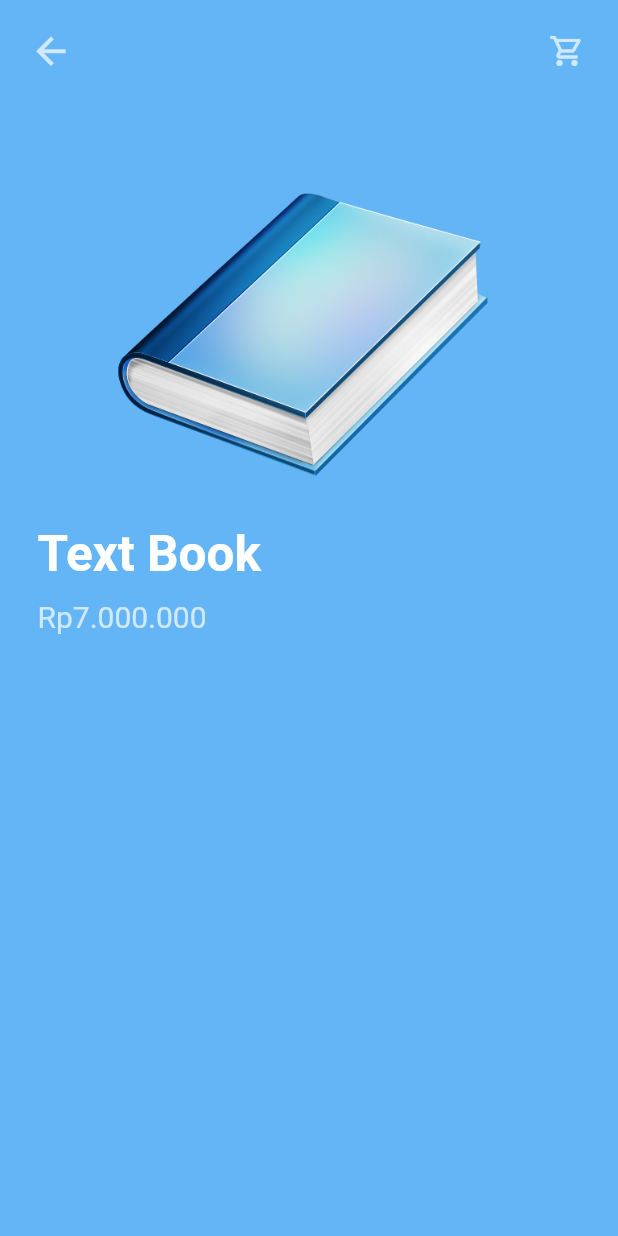
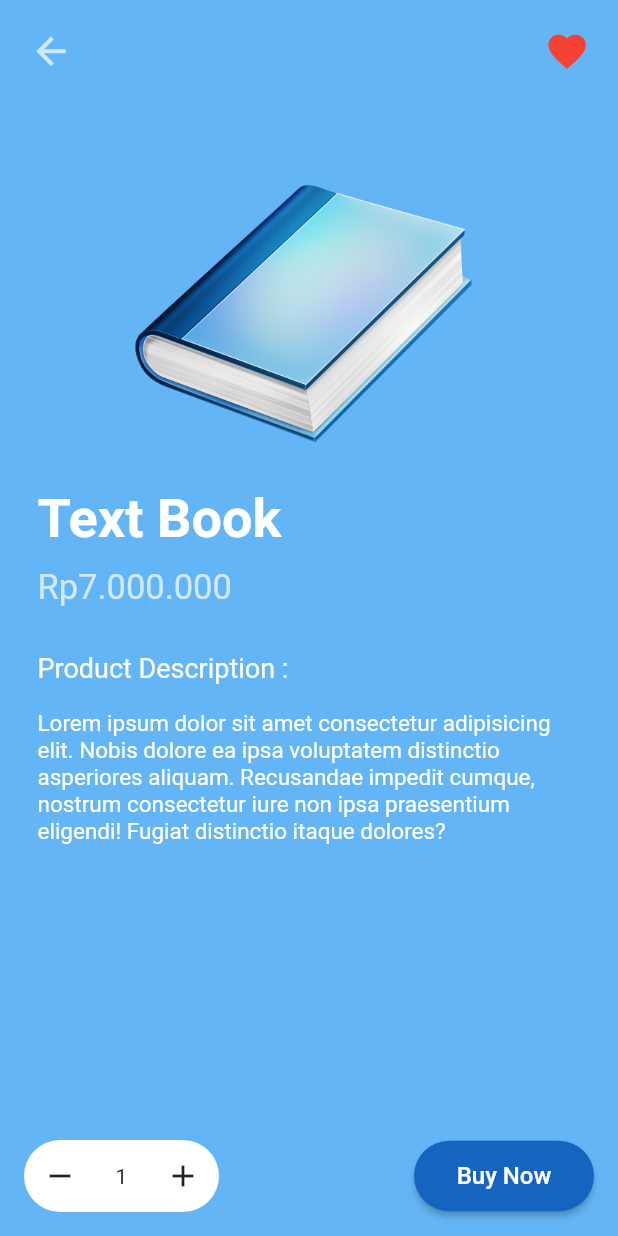
Before and after one commit to rafi712/shop-flutter, a Flutter app: the DetailPage screen opened directly, on a phone screen of 412 x 824 dp. Run offline on Flutter 3.47's test engine with Material 2 defaults, Android fonts, the phone set to English and light mode, and no system bars.

Commit message:
update detail page

```diff
--- a/lib/main.dart
+++ b/lib/main.dart
@@ -1,4 +1,5 @@
 import 'package:flutter/material.dart';
+import 'package:flutter/services.dart';
 import 'package:my_shop/pages/login_page.dart';
 
 void main() => runApp(MyApp());
@@ -6,6 +7,9 @@ void main() => runApp(MyApp());
 class MyApp extends StatelessWidget {
   @override
   Widget build(BuildContext context) {
+    SystemChrome.setPreferredOrientations([
+      DeviceOrientation.portraitUp
+    ]);
     return MaterialApp(
       title: 'My Shop',
       debugShowCheckedModeBanner: false,
--- a/lib/pages/detail_page.dart
+++ b/lib/pages/detail_page.dart
@@ -1,9 +1,17 @@
 import 'package:flutter/material.dart';
-import 'package:my_shop/model/products.dart';
 
-class DetailPage extends StatelessWidget {
+// import 'package:my_shop/model/products.dart';
+class DetailPage extends StatefulWidget {
   // final Products product;
   // DetailPage({required this.product});
+
+  @override
+  _DetailPageState createState() => _DetailPageState();
+}
+
+class _DetailPageState extends State<DetailPage> {
+  int minItem = 1;
+  int item = 1;
 
   @override
   Widget build(BuildContext context) {
@@ -12,7 +20,8 @@ class DetailPage extends StatelessWidget {
       decoration: BoxDecoration(
         color: Colors.blue[300],
       ),
-        child: Column(
+      child: Stack(children: [
+        Column(
           crossAxisAlignment: CrossAxisAlignment.start,
           children: [
             SafeArea(
@@ -29,14 +38,14 @@ class DetailPage extends StatelessWidget {
                           Icons.arrow_back,
                           size: 29,
                           color: Colors.white70,
-                      )
-                    ),
+                        )),
                     IconButton(
+                      iconSize: 30,
                       splashRadius: 25.0,
                       onPressed: () {},
                       icon: Icon(
-                        Icons.shopping_cart_outlined,
-                        color: Colors.white70,
+                        Icons.favorite,
+                        color: Colors.red,
                       )
                     ),
                   ],
@@ -44,12 +53,10 @@ class DetailPage extends StatelessWidget {
               ),
             ),
             Container(
-              height: MediaQuery.of(context).size.height / 3,
+              height: 250,
               // color: Colors.white,
               child: Center(
-                child: Image(
-                  image: AssetImage('assets/images/book.png')
-                ),
+                child: Image(image: AssetImage('assets/images/book.png')),
               ),
             ),
             SizedBox(height: 7),
@@ -59,7 +66,7 @@ class DetailPage extends StatelessWidget {
                 'Text Book',
                 style: TextStyle(
                   fontWeight: FontWeight.w600,
-                  fontSize: 33,
+                  fontSize: 36,
                   color: Colors.white,
                 ),
               ),
@@ -69,15 +76,85 @@ class DetailPage extends StatelessWidget {
               padding: const EdgeInsets.only(left: 25),
               child: Text(
                 'Rp7.000.000',
+                style: TextStyle(fontSize: 23, color: Colors.white70),
+              ),
+            ),
+            SizedBox(height: 30),
+            Padding(
+              padding: const EdgeInsets.only(left: 25),
+              child: Text(
+                'Product Description :',
+                style: TextStyle(fontSize: 18, color: Colors.white),
+              ),
+            ),
+            SizedBox(height: 17),
+            Padding(
+              padding: const EdgeInsets.symmetric(horizontal: 25),
+              child: Text(
+                'Lorem ipsum dolor sit amet consectetur adipisicing elit. Nobis dolore ea ipsa voluptatem distinctio asperiores aliquam. Recusandae impedit cumque, nostrum consectetur iure non ipsa praesentium eligendi! Fugiat distinctio itaque dolores?',
+                style: TextStyle(fontSize: 15, color: Colors.white),
+              ),
+            ),
+          ],
+        ),
+        SafeArea(
+          child: Align(
+            alignment: FractionalOffset.bottomCenter,
+            child: Padding(
+              padding: const EdgeInsets.all(16.0),
+              child: Row(
+                mainAxisAlignment: MainAxisAlignment.spaceBetween,
+                children: [
+                  Container(
+                    decoration: BoxDecoration(
+                        color: Colors.white,
+                        borderRadius: BorderRadius.circular(24)),
+                    width: 130,
+                    child: Row(
+                      mainAxisAlignment: MainAxisAlignment.spaceBetween,
+                      children: [
+                        IconButton(
+                          icon: Icon(Icons.remove),
+                          onPressed: () {
+                            setState(() {
+                              if (item > minItem) {
+                                item--;
+                              }
+                            });
+                          },
+                        ),
+                        Text(item.toString()),
+                        IconButton(
+                          icon: Icon(Icons.add),
+                          onPressed: () {
+                            setState(() {
+                              item++;
+                            });
+                          },
+                        )
+                      ],
+                    ),
+                  ),
+                  ElevatedButton(
+                    onPressed: () {},
+                    child: Text(
+                      'Buy Now',
                       style: TextStyle(
-                  fontSize: 20,
-                  color: Colors.white70
+                        fontSize: 16
                       ),
+                    ),
+                    style: ElevatedButton.styleFrom(
+                      primary: Colors.blue[800],
+                      minimumSize: Size(120, 47),
+                      shape: StadiumBorder()
                     ),
                   )
                 ],
               ),
+            ),
+          ),
         )
-    );
+      ]),
+    ));
   }
 }
--- a/lib/pages/main_page.dart
+++ b/lib/pages/main_page.dart
@@ -1,7 +1,7 @@
 import 'package:flutter/material.dart';
 import 'package:my_shop/pages/detail_page.dart';
 import 'package:my_shop/pages/my_account_page.dart';
-import 'package:my_shop/model/products.dart';
+// import 'package:my_shop/model/products.dart';
 
 class MainPage extends StatefulWidget {
   @override
@@ -134,7 +134,9 @@ class _MainPageState extends State<MainPage> {
                     shape: RoundedRectangleBorder(
                         borderRadius: BorderRadius.circular(10)),
                     child: Ink.image(
-                      image: AssetImage('assets/images/book.png'),
+                      image: AssetImage(
+                        'assets/images/book.png'
+                      ),
                       height: 200,
                       width: 150,
                       fit: BoxFit.contain,
```
Also changed, not shown: lib/pages/my_account_page.dart (+12 -23 lines), 1 other file. Lines whose indentation alone changed are shown as unchanged.
